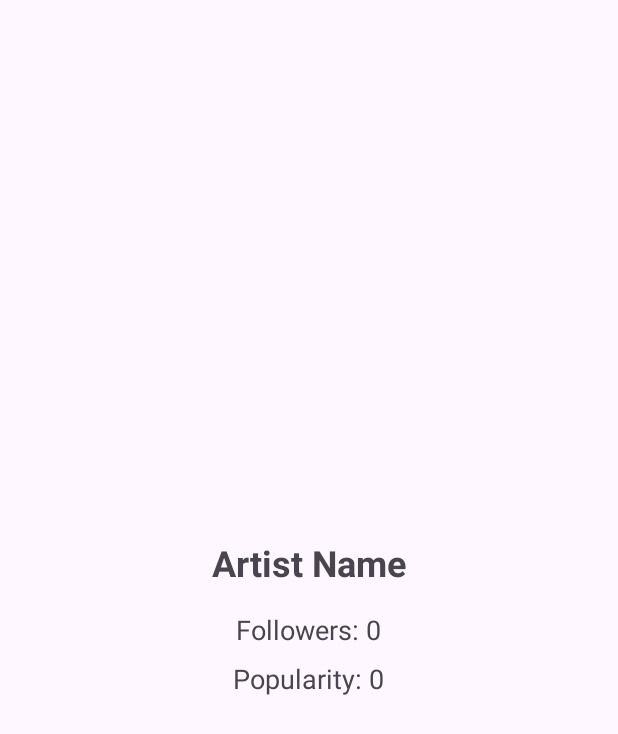
After one commit to liliya12345/LiliFly, an Android app: the MainActivity2 screen opened directly, with no data from a screen before it, on a phone screen of 412 x 824 dp. The commit adds this screen. Shown: the top 734 px of the screen. Run offline under Robolectric (Android 15) with nearby library versions, the phone set to English and light mode, and no system bars; 1 statement that could not run was skipped.

```diff
--- a/app/src/main/AndroidManifest.xml
+++ b/app/src/main/AndroidManifest.xml
@@ -9,6 +9,9 @@
         android:icon="@mipmap/ic_launcher"
         android:label="@string/app_name"
         android:theme="@style/Theme.LiliFly">
+        <activity
+            android:name=".MainActivity2"
+            android:exported="false" />
         <activity
             android:name=".ArtistDetailActivity"
             android:exported="false" />
--- /dev/null
+++ b/app/src/main/java/com/example/lilifly/MainActivity2.kt
@@ -0,0 +1,36 @@
+package com.example.lilifly
+
+import android.os.Bundle
+import android.util.Log
+import android.widget.TextView
+import android.widget.Toast
+import androidx.appcompat.app.AppCompatActivity
+
+class MainActivity2 : AppCompatActivity() {
+
+    override fun onCreate(savedInstanceState: Bundle?) {
+        super.onCreate(savedInstanceState)
+        setContentView(R.layout.activity_main3)
+
+        val artist = intent.getParcelableExtra<Artist>("artist")
+
+        if (artist != null) {
+            Log.i("artist", "onCreate: ${artist.name}")
+            Toast.makeText(this, "Artist: ${artist.name}", Toast.LENGTH_LONG).show()
+
+            // Находим View элементы и устанавливаем значения
+            val artistNameTextView = findViewById<TextView>(R.id.artistName)
+            val artistFollowersTextView = findViewById<TextView>(R.id.artistFollowers)
+            val artistPopularityTextView = findViewById<TextView>(R.id.artistPopularity)
+
+            artistNameTextView.text = artist.name
+            artistFollowersTextView.text = "Followers: ${artist.followers}"
+            artistPopularityTextView.text = "Popularity: ${artist.popularity}"
+
+        } else {
+            Log.e("artist", "onCreate: Artist is null")
+            Toast.makeText(this, "Artist data not found", Toast.LENGTH_LONG).show()
+            finish() // Закрываем активити, если данные не получены
+        }
+    }
+}
--- /dev/null
+++ b/app/src/main/res/layout/activity_main3.xml
@@ -0,0 +1,36 @@
+<?xml version="1.0" encoding="utf-8"?>
+<LinearLayout xmlns:android="http://schemas.android.com/apk/res/android"
+    xmlns:app="http://schemas.android.com/apk/res-auto"
+    xmlns:tools="http://schemas.android.com/tools"
+    android:layout_width="match_parent"
+    android:layout_height="match_parent"
+    android:orientation="vertical"
+    android:padding="16dp"
+    android:gravity="center"
+    tools:context=".MainActivity2">
+
+    <TextView
+        android:id="@+id/artistName"
+        android:layout_width="wrap_content"
+        android:layout_height="wrap_content"
+        android:textSize="24sp"
+        android:textStyle="bold"
+        android:text="Artist Name" />
+
+    <TextView
+        android:id="@+id/artistFollowers"
+        android:layout_width="wrap_content"
+        android:layout_height="wrap_content"
+        android:layout_marginTop="16dp"
+        android:textSize="18sp"
+        android:text="Followers: 0" />
+
+    <TextView
+        android:id="@+id/artistPopularity"
+        android:layout_width="wrap_content"
+        android:layout_height="wrap_content"
+        android:layout_marginTop="8dp"
+        android:textSize="18sp"
+        android:text="Popularity: 0" />
+
+</LinearLayout>
```
Also changed, not shown: app/src/main/java/com/example/lilifly/MainActivity.kt (+13 -21 lines), app/src/main/res/layout/activity_main2.xml (deleted, +0 -10 lines).
